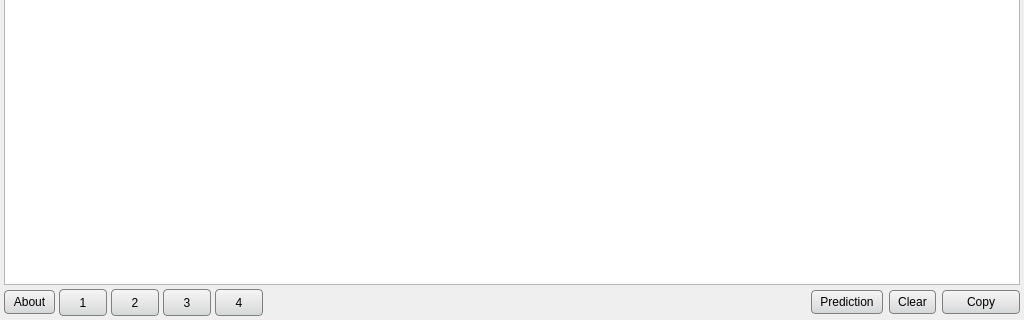
Qt form PimThaiWindow.ui (iamjay/PimThai) before a commit; both pictures show x 0 to 1024 and y 280 to 600 of the 1024 by 600 pixel window.
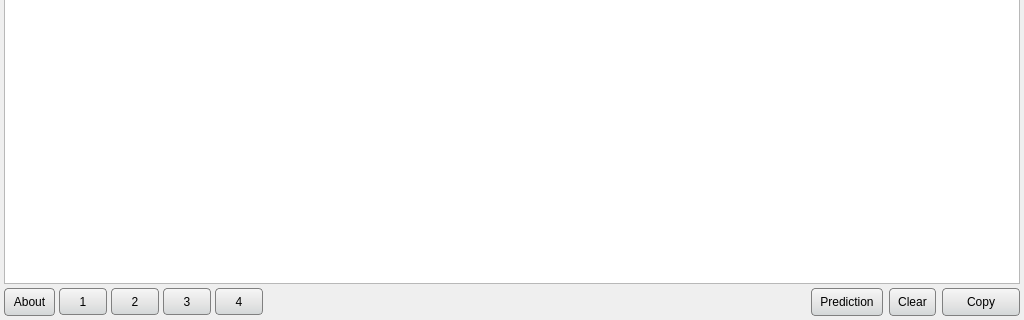
The same form after that commit.

Commit message: Make config buttons a little bigger

What changed in the file:
```diff
--- a/PimThaiWindow.ui
+++ b/PimThaiWindow.ui
@@ -14,7 +14,7 @@
    <string>MainWindow</string>
   </property>
   <property name="styleSheet">
-   <string notr="true">QPushButton { border-radius: 4px; border: 1px solid grey; padding: 4px 8px 4px 8px; background: qlineargradient(x1:0, y1:0, x2:0, y2:1, stop:0 #F6F6F6, stop: 0.6 #E4E4E4, stop:1 #D3D7D8); }
+   <string notr="true">QPushButton { border-radius: 4px; border: 1px solid grey; padding: 6px 8px 6px 8px; background: qlineargradient(x1:0, y1:0, x2:0, y2:1, stop:0 #F6F6F6, stop: 0.6 #E4E4E4, stop:1 #D3D7D8); }
 QPushButton:pressed { background: qlineargradient(x1:0, y1:0, x2:0, y2:1, stop:0 #D3D7D8, stop: 0.6 #E4E4E4, stop:1 #F6F6F6); }
 QPushButton:checked { color: white; background: qlineargradient(x1:0, y1:0, x2:0, y2:1, stop:0 #559BBF, stop: 0.6 #3895D2, stop:1 #3381C3); }
 
```
